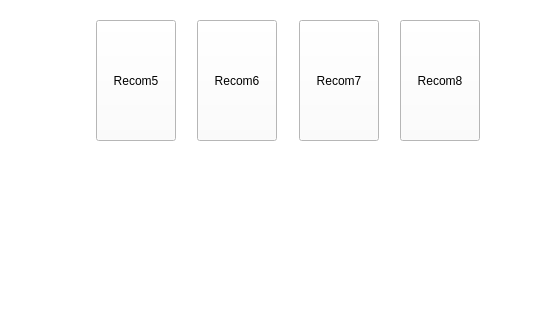
Above: Zakhar/Client/src_qt/recompage/recompage.ui from VladislavKirpichov/Flashy before the change; both pictures show x 0 to 550 and y 220 to 540 of the 550 by 540 pixel window. Below: the same form after it.
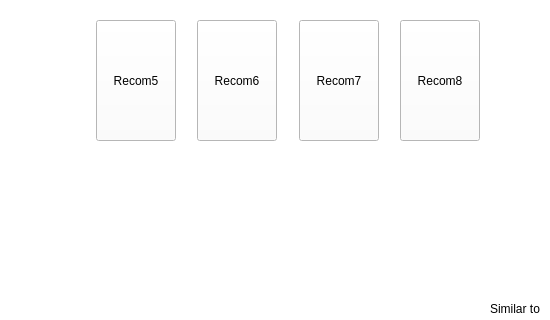
That is the form after the change.

The edit to the form file:
```diff
--- a/Zakhar/Client/src_qt/recompage/recompage.ui
+++ b/Zakhar/Client/src_qt/recompage/recompage.ui
@@ -224,6 +224,19 @@
     <string>Recom8</string>
    </property>
   </widget>
+  <widget class="QLabel" name="label_3">
+   <property name="geometry">
+    <rect>
+     <x>490</x>
+     <y>520</y>
+     <width>67</width>
+     <height>17</height>
+    </rect>
+   </property>
+   <property name="text">
+    <string>Similar to</string>
+   </property>
+  </widget>
   <zorder>label_5</zorder>
   <zorder>pushButton_12</zorder>
   <zorder>label_2</zorder>
@@ -235,6 +248,7 @@
   <zorder>pushButton_16</zorder>
   <zorder>pushButton_9</zorder>
   <zorder>pushButton_13</zorder>
+  <zorder>label_3</zorder>
  </widget>
  <resources/>
  <connections/>
```
